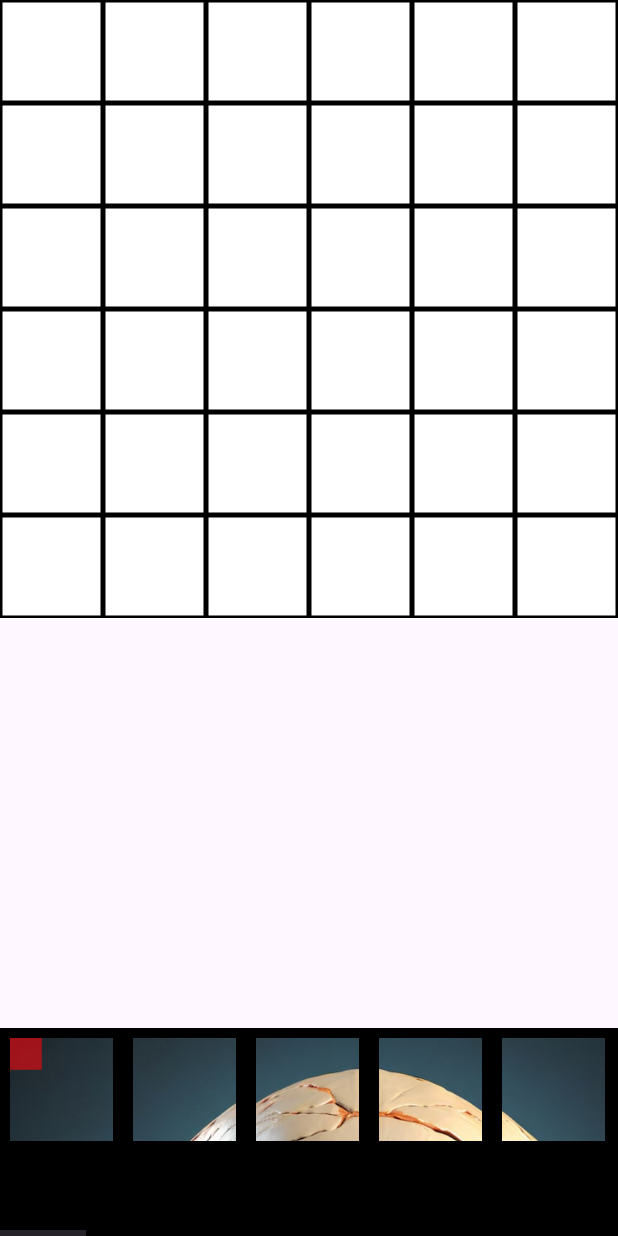
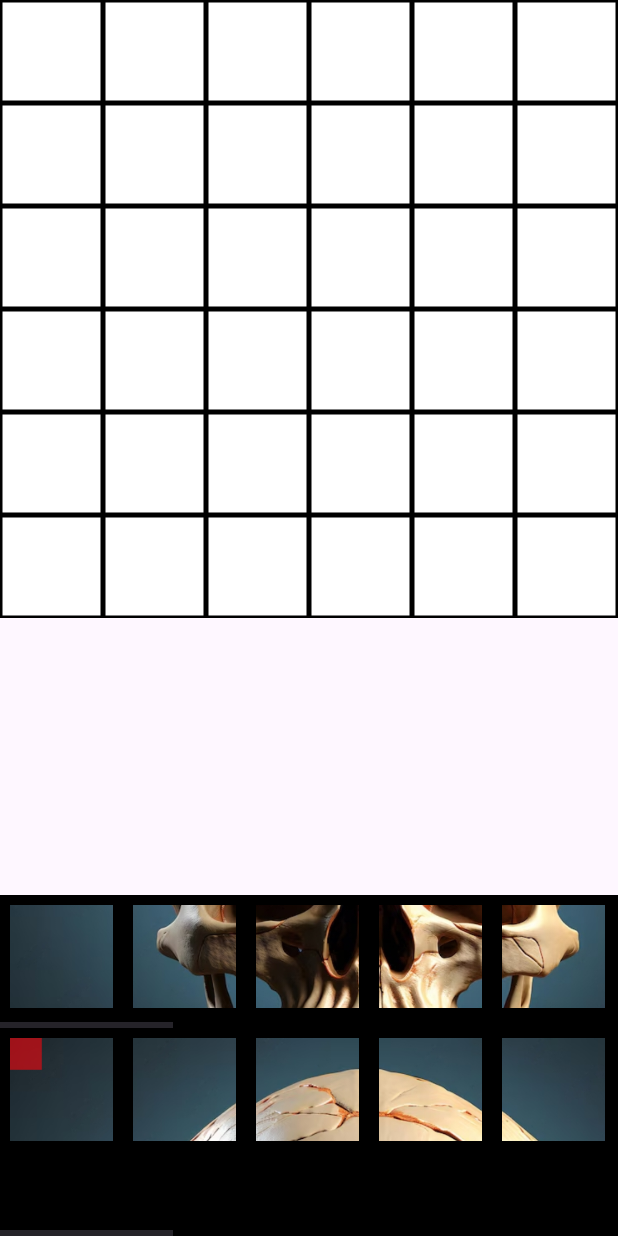
Before and after one commit to Krataman/SoutezApp, an Android app: the SkullActivity screen opened directly, with no data from a screen before it, on a phone screen of 412 x 824 dp. Run offline under Robolectric (Android 15) with nearby library versions, the phone set to English and light mode, and no system bars.

Commit message:
V 2.0: - Added second puzzle row - Prvni rada nahore s puclikama, pucliky litaj do pici kdyz se vracej na puvodni pozici

```diff
--- a/app/src/main/java/com/example/soutezapp/SkullActivity.kt
+++ b/app/src/main/java/com/example/soutezapp/SkullActivity.kt
@@ -7,7 +7,6 @@ import android.graphics.drawable.BitmapDrawable
 import android.os.Bundle
 import android.util.DisplayMetrics
 import android.util.Log
-
 import android.view.MotionEvent
 import android.widget.FrameLayout
 import android.widget.HorizontalScrollView
@@ -49,7 +48,8 @@ class SkullActivity : AppCompatActivity() {
 
         // Rozděl obrázek na puclíky
         val puzzlePieces = splitImage(originalBitmap, gridSize, gridSize)
-        val puzzlePiecesContainer = findViewById<LinearLayout>(R.id.puzzlePiecesContainer)
+        val puzzlePiecesContainer1 = findViewById<LinearLayout>(R.id.puzzlePiecesContainer1)
+        val puzzlePiecesContainer2 = findViewById<LinearLayout>(R.id.puzzlePiecesContainer2)
 
         gameBoard = findViewById(R.id.gameBoard)
 
@@ -83,10 +83,11 @@ class SkullActivity : AppCompatActivity() {
             imageView.adjustViewBounds = true
             imageView.elevation = 4f
 
+            // Logika tahání puclíků
             imageView.setOnTouchListener { v, event ->
                 when (event.action) {
                     MotionEvent.ACTION_DOWN -> {
-                        (puzzlePiecesContainer.parent as HorizontalScrollView).requestDisallowInterceptTouchEvent(true)
+                        (puzzlePiecesContainer1.parent as HorizontalScrollView).requestDisallowInterceptTouchEvent(true)
                         dX = v.x - event.rawX
                         dY = v.y - event.rawY
                         selectedPiece = v as ImageView
@@ -102,6 +103,50 @@ class SkullActivity : AppCompatActivity() {
                         true
                     }
                     MotionEvent.ACTION_UP -> {
+                        handlePieceDrop(event)
+                        true
+                    }
+                    else -> false
+                }
+            }
+
+            // Rozdělení dílků do dvou kontejnerů
+            if (index < puzzlePieces.size / 2) {
+                puzzlePiecesContainer1.addView(imageView)
+            } else {
+                puzzlePiecesContainer2.addView(imageView)
+            }
+        }
+    }
+    //endregion
+
+    //region splitImage
+
+    // Funkce pro rozdělení obrázku na řádky a sloupce
+    private fun splitImage(image: Bitmap, rows: Int, cols: Int): List<Bitmap> {
+        val pieceWidth = image.width / cols
+        val pieceHeight = image.height / rows
+        val pieces = mutableListOf<Bitmap>()
+
+        for (row in 0 until rows) {
+            for (col in 0 until cols) {
+                val piece = Bitmap.createBitmap(
+                    image,
+                    col * pieceWidth,
+                    row * pieceHeight,
+                    pieceWidth,
+                    pieceHeight
+                )
+                pieces.add(piece)
+            }
+        }
+        //pieces.shuffle() // Uncomment to shuffle pieces
+        return pieces
+    }
+    //endregion
+
+    //region handlePieceDrop
+    private fun handlePieceDrop(event: MotionEvent) {
         if (selectedPiece != null) {
             val x = event.rawX
             val y = event.rawY
@@ -115,7 +160,7 @@ class SkullActivity : AppCompatActivity() {
                 val row = ((y - location[1]) / pieceSize).toInt()
 
                 // Správné snapování pozic
-                                val snappedX = location[1] + column * pieceSize
+                val snappedX = location[0] + column * pieceSize
                 val snappedY = location[1] + row * pieceSize
 
                 // Najděte datový objekt puclíku
@@ -156,48 +201,17 @@ class SkullActivity : AppCompatActivity() {
             }
             selectedPiece = null
         }
-                        true
-                    }
-                    else -> false
-                }
-            }
-            puzzlePiecesContainer.addView(imageView)
-        }
     }
     //endregion
-    //region splitImage
 
-    // Funkce pro rozdělení obrázku na řádky a sloupce
-    private fun splitImage(image: Bitmap, rows: Int, cols: Int): List<Bitmap> {
-        val pieceWidth = image.width / cols
-        val pieceHeight = image.height / rows
-        val pieces = mutableListOf<Bitmap>()
-
-        for (row in 0 until rows) {
-            for (col in 0 until cols) {
-                val piece = Bitmap.createBitmap(
-                    image,
-                    col * pieceWidth,
-                    row * pieceHeight,
-                    pieceWidth,
-                    pieceHeight
-                )
-                pieces.add(piece)
-            }
-        }
-        //pieces.shuffle()
-        return pieces
-    }
-    //endregion
     //region screenWidth
     private fun calculateScreenWidth() {
         val displayMetrics = DisplayMetrics()
         windowManager.defaultDisplay.getMetrics(displayMetrics)
 
         // Get the width of the screen
-        var screenWidth = displayMetrics.widthPixels
+        val screenWidth = displayMetrics.widthPixels
         pieceSize = screenWidth / 6
-
     }
     //endregion
 }
--- a/app/src/main/res/layout/activity_skull.xml
+++ b/app/src/main/res/layout/activity_skull.xml
@@ -21,7 +21,7 @@
 
     <!-- Lišta s puclíky -->
 <HorizontalScrollView
-android:id="@+id/horizontalScrollView"
+android:id="@+id/horizontalScrollView1"
 android:layout_width="match_parent"
 android:layout_height="wrap_content"
 android:background="@color/black"
@@ -31,11 +31,28 @@ app:layout_constraintEnd_toEndOf="parent"
 app:layout_constraintStart_toStartOf="parent">
 
 <LinearLayout
-    android:id="@+id/puzzlePiecesContainer"
+    android:id="@+id/puzzlePiecesContainer1"
     android:layout_width="wrap_content"
     android:layout_height="wrap_content"
     android:layout_marginBottom="50dp"
     android:orientation="horizontal" />
 </HorizontalScrollView>
 
+    <HorizontalScrollView
+        android:id="@+id/horizontalScrollView2"
+        android:layout_width="match_parent"
+        android:layout_height="wrap_content"
+        android:background="@color/black"
+        android:clipToPadding="false"
+        app:layout_constraintBottom_toTopOf="@+id/horizontalScrollView1"
+    app:layout_constraintStart_toStartOf="parent">
+
+    <LinearLayout
+        android:id="@+id/puzzlePiecesContainer2"
+        android:layout_width="wrap_content"
+        android:layout_height="wrap_content"
+        android:layout_marginBottom="0dp"
+        android:orientation="horizontal" />
+</HorizontalScrollView>
+
     </androidx.constraintlayout.widget.ConstraintLayout>
```
Lines whose indentation alone changed are shown as unchanged.
